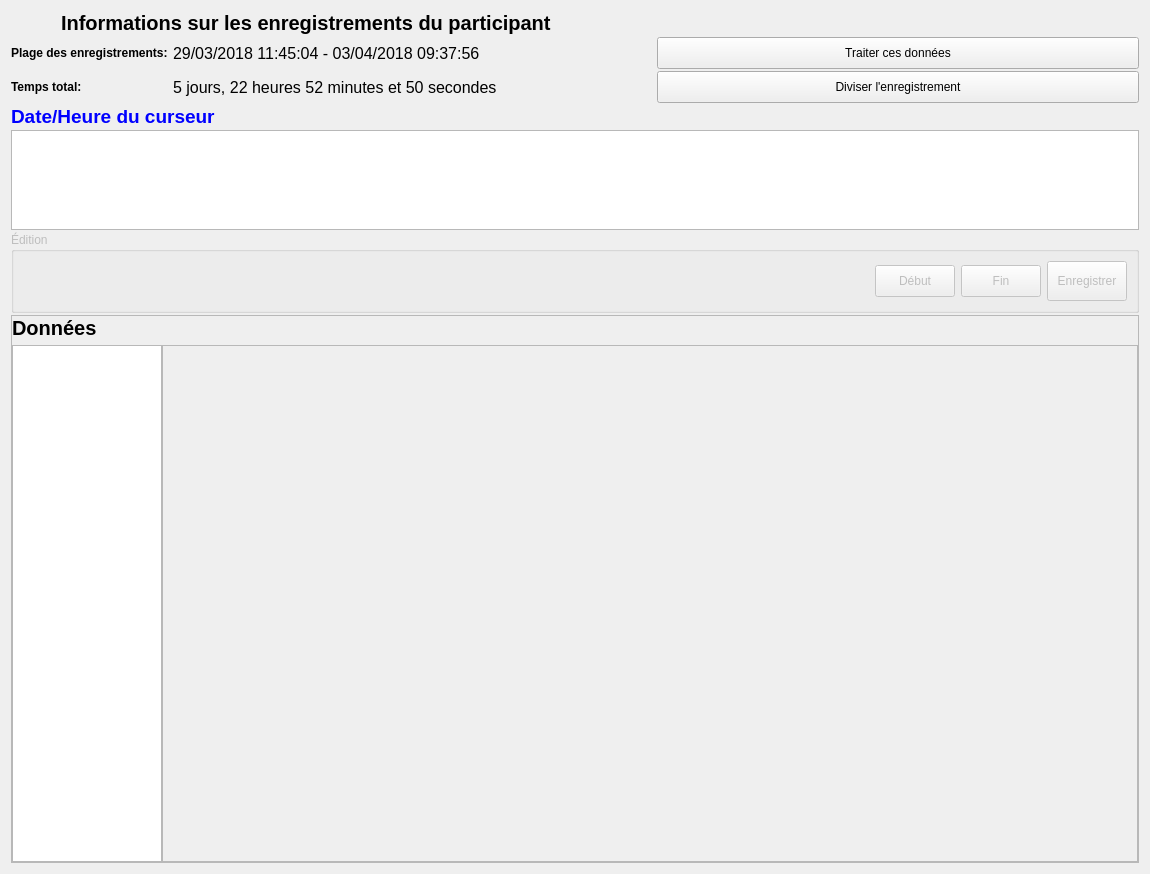
introlab/OpenIMU, file python/resources/ui/RecordsetWidget.ui: the form before one commit.
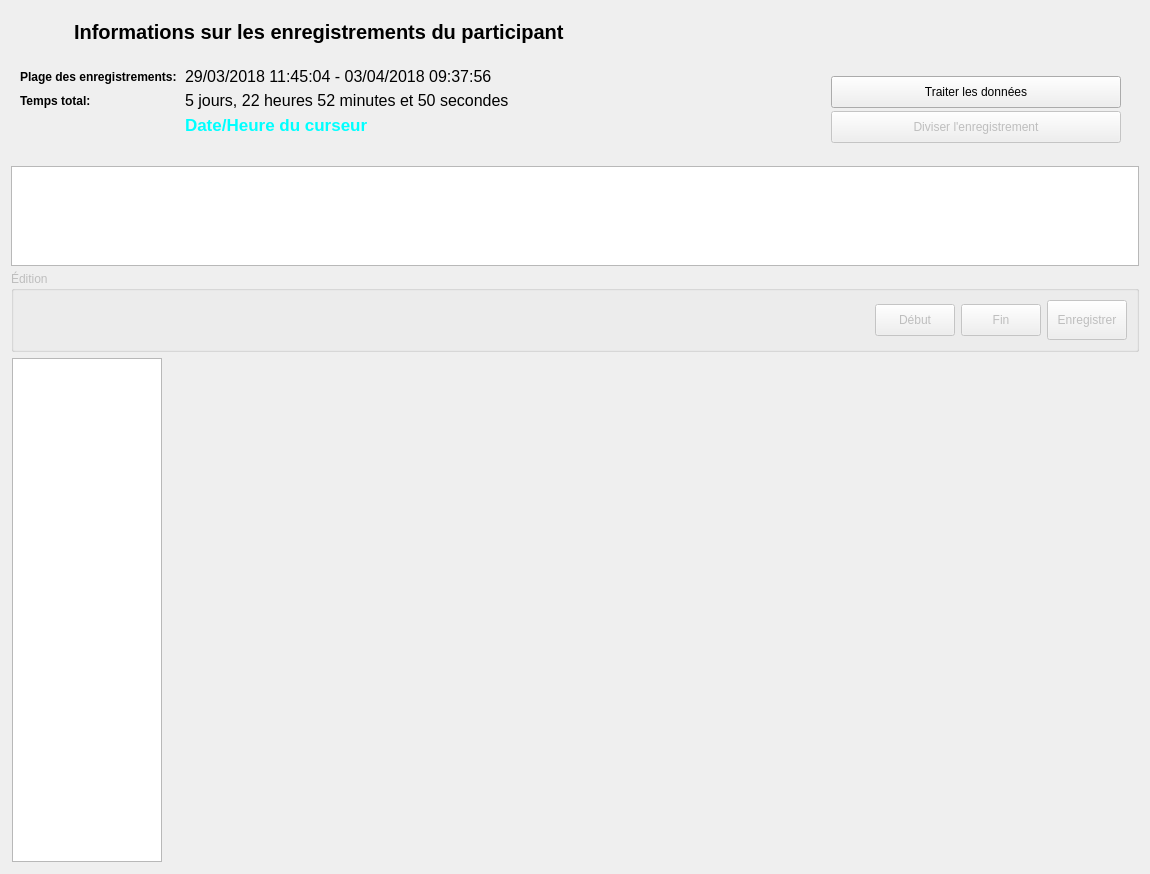
The form after the commit. Icons and pictures are not drawn. Custom widgets are drawn as their Qt base class.

What changed in the file:
```diff
--- a/python/resources/ui/RecordsetWidget.ui
+++ b/python/resources/ui/RecordsetWidget.ui
@@ -14,13 +14,16 @@
    <string>Form</string>
   </property>
   <property name="styleSheet">
-   <string notr="true">QLabel#lblCursorTime{color:blue;}</string>
+   <string notr="true">QLabel#lblCursorTime{color:cyan;}
+
+QWidget#displayContents,QFrame#frmSensors,QScrollArea{background-color:rgba(0,0,0,0%);}</string>
   </property>
   <layout class="QVBoxLayout" name="verticalLayout">
    <property name="spacing">
-    <number>2</number>
+    <number>5</number>
    </property>
    <item>
+    <widget class="QFrame" name="frameTitle">
     <layout class="QHBoxLayout" name="horizontalLayout_2">
      <item>
       <widget class="QLabel" name="lblIcon">
@@ -57,9 +60,44 @@
       </widget>
      </item>
     </layout>
+    </widget>
    </item>
    <item>
-    <layout class="QGridLayout" name="gridLayout">
+    <widget class="QFrame" name="frameInfos">
+     <layout class="QHBoxLayout" name="horizontalLayout_5">
+      <property name="spacing">
+       <number>5</number>
+      </property>
+      <item>
+       <layout class="QFormLayout" name="formLayout">
+        <property name="fieldGrowthPolicy">
+         <enum>QFormLayout::ExpandingFieldsGrow</enum>
+        </property>
+        <property name="horizontalSpacing">
+         <number>5</number>
+        </property>
+        <property name="verticalSpacing">
+         <number>5</number>
+        </property>
+        <item row="0" column="0">
+         <widget class="QLabel" name="lblTotal">
+          <property name="sizePolicy">
+           <sizepolicy hsizetype="Maximum" vsizetype="Preferred">
+            <horstretch>0</horstretch>
+            <verstretch>0</verstretch>
+           </sizepolicy>
+          </property>
+          <property name="font">
+           <font>
+            <weight>75</weight>
+            <bold>true</bold>
+           </font>
+          </property>
+          <property name="text">
+           <string>Plage des enregistrements: </string>
+          </property>
+         </widget>
+        </item>
      <item row="0" column="1">
       <widget class="QLabel" name="lblTotalValue">
        <property name="sizePolicy">
@@ -119,29 +157,67 @@
        </property>
       </widget>
      </item>
-     <item row="0" column="0">
-      <widget class="QLabel" name="lblTotal">
-       <property name="sizePolicy">
-        <sizepolicy hsizetype="Maximum" vsizetype="Preferred">
-         <horstretch>0</horstretch>
-         <verstretch>0</verstretch>
-        </sizepolicy>
-       </property>
+        <item row="2" column="1">
+         <widget class="QLabel" name="lblCursorTime">
        <property name="font">
         <font>
+            <pointsize>13</pointsize>
          <weight>75</weight>
          <bold>true</bold>
         </font>
        </property>
        <property name="text">
-        <string>Plage des enregistrements: </string>
+           <string>Date/Heure du curseur</string>
+          </property>
+          <property name="alignment">
+           <set>Qt::AlignLeading|Qt::AlignLeft|Qt::AlignVCenter</set>
        </property>
       </widget>
      </item>
-     <item row="0" column="2">
+        <item row="2" column="0">
+         <spacer name="horizontalSpacer_3">
+          <property name="orientation">
+           <enum>Qt::Horizontal</enum>
+          </property>
+          <property name="sizeHint" stdset="0">
+           <size>
+            <width>40</width>
+            <height>20</height>
+           </size>
+          </property>
+         </spacer>
+        </item>
+       </layout>
+      </item>
+      <item>
+       <spacer name="horizontalSpacer_2">
+        <property name="orientation">
+         <enum>Qt::Horizontal</enum>
+        </property>
+        <property name="sizeHint" stdset="0">
+         <size>
+          <width>40</width>
+          <height>20</height>
+         </size>
+        </property>
+       </spacer>
+      </item>
+      <item>
+       <widget class="QFrame" name="frameTools">
+        <property name="sizePolicy">
+         <sizepolicy hsizetype="Minimum" vsizetype="Preferred">
+          <horstretch>0</horstretch>
+          <verstretch>0</verstretch>
+         </sizepolicy>
+        </property>
+        <layout class="QVBoxLayout" name="verticalLayout_3">
+         <property name="spacing">
+          <number>3</number>
+         </property>
+         <item>
       <widget class="QPushButton" name="btnProcess">
        <property name="sizePolicy">
-        <sizepolicy hsizetype="Minimum" vsizetype="Fixed">
+            <sizepolicy hsizetype="MinimumExpanding" vsizetype="Fixed">
          <horstretch>0</horstretch>
          <verstretch>0</verstretch>
         </sizepolicy>
@@ -152,6 +228,12 @@
          <height>32</height>
         </size>
        </property>
+           <property name="maximumSize">
+            <size>
+             <width>16777215</width>
+             <height>16777215</height>
+            </size>
+           </property>
        <property name="cursor">
         <cursorShape>PointingHandCursor</cursorShape>
        </property>
@@ -159,7 +241,7 @@
         <bool>false</bool>
        </property>
        <property name="text">
-        <string>Traiter ces données</string>
+            <string>Traiter les données</string>
        </property>
        <property name="icon">
         <iconset resource="../core.qrc">
@@ -176,14 +258,29 @@
        </property>
       </widget>
      </item>
-     <item row="1" column="2">
+         <item>
       <widget class="QPushButton" name="btnStartEdit">
+           <property name="enabled">
+            <bool>false</bool>
+           </property>
+           <property name="sizePolicy">
+            <sizepolicy hsizetype="MinimumExpanding" vsizetype="Fixed">
+             <horstretch>0</horstretch>
+             <verstretch>0</verstretch>
+            </sizepolicy>
+           </property>
        <property name="minimumSize">
         <size>
          <width>0</width>
          <height>32</height>
         </size>
        </property>
+           <property name="maximumSize">
+            <size>
+             <width>16777215</width>
+             <height>16777215</height>
+            </size>
+           </property>
        <property name="cursor">
         <cursorShape>PointingHandCursor</cursorShape>
        </property>
@@ -206,22 +303,9 @@
       </widget>
      </item>
     </layout>
-   </item>
-   <item>
-    <widget class="QLabel" name="lblCursorTime">
-     <property name="font">
-      <font>
-       <pointsize>14</pointsize>
-       <weight>75</weight>
-       <bold>true</bold>
-      </font>
-     </property>
-     <property name="text">
-      <string>Date/Heure du curseur</string>
-     </property>
-     <property name="alignment">
-      <set>Qt::AlignLeading|Qt::AlignLeft|Qt::AlignVCenter</set>
-     </property>
+       </widget>
+      </item>
+     </layout>
     </widget>
    </item>
    <item>
@@ -391,24 +475,6 @@
       <property name="bottomMargin">
        <number>0</number>
       </property>
-      <item>
-       <layout class="QHBoxLayout" name="horizontalLayout">
-        <item>
-         <widget class="QLabel" name="lblData">
-          <property name="font">
-           <font>
-            <pointsize>15</pointsize>
-            <weight>75</weight>
-            <bold>true</bold>
-           </font>
-          </property>
-          <property name="text">
-           <string>Données</string>
-          </property>
-         </widget>
-        </item>
-       </layout>
-      </item>
       <item>
        <layout class="QHBoxLayout" name="horizontalLayout_3">
         <property name="spacing">
@@ -456,7 +522,7 @@
              <x>0</x>
              <y>0</y>
              <width>970</width>
-             <height>486</height>
+             <height>529</height>
             </rect>
            </property>
            <property name="sizePolicy">
```
Lines whose indentation alone changed are shown as unchanged.
